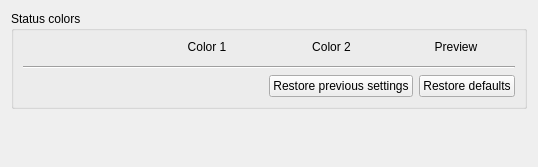
The window that widgets/settings/iconsoptionpage.ui (Martchus/syncthingtray) describes before a commit, drawn with Qt 5.
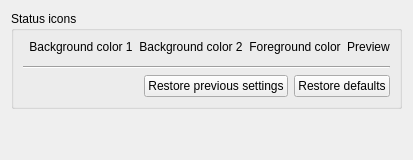
The same window after the commit. Icons and pictures are not drawn.

Commit message: Allow customizing foreground color of status icons

```diff
--- a/widgets/settings/iconsoptionpage.ui
+++ b/widgets/settings/iconsoptionpage.ui
@@ -2,14 +2,6 @@
 <ui version="4.0">
  <class>QtGui::IconsOptionPage</class>
  <widget class="QWidget" name="QtGui::IconsOptionPage">
-  <property name="geometry">
-   <rect>
-    <x>0</x>
-    <y>0</y>
-    <width>538</width>
-    <height>167</height>
-   </rect>
-  </property>
   <property name="windowTitle">
    <string>Icons</string>
   </property>
@@ -21,7 +13,7 @@
    <item>
     <widget class="QGroupBox" name="statusColorsGroupBox">
      <property name="title">
-      <string>Status colors</string>
+      <string>Status icons</string>
      </property>
      <layout class="QVBoxLayout" name="verticalLayout_2">
       <item>
@@ -29,7 +21,7 @@
         <item row="0" column="1">
          <widget class="QLabel" name="color1Label">
           <property name="text">
-           <string>Color 1</string>
+           <string>Background color 1</string>
           </property>
           <property name="alignment">
            <set>Qt::AlignCenter</set>
@@ -39,14 +31,14 @@
         <item row="0" column="2">
          <widget class="QLabel" name="color2Label">
           <property name="text">
-           <string>Color 2</string>
+           <string>Background color 2</string>
           </property>
           <property name="alignment">
            <set>Qt::AlignCenter</set>
           </property>
          </widget>
         </item>
-        <item row="0" column="3">
+        <item row="0" column="4">
          <widget class="QLabel" name="previewLabel">
           <property name="text">
            <string>Preview</string>
@@ -59,6 +51,16 @@
         <item row="1" column="0">
          <widget class="QWidget" name="widget" native="true"/>
         </item>
+        <item row="0" column="3">
+         <widget class="QLabel" name="foregroundColorLabel">
+          <property name="text">
+           <string>Foreground color</string>
+          </property>
+          <property name="alignment">
+           <set>Qt::AlignCenter</set>
+          </property>
+         </widget>
+        </item>
        </layout>
       </item>
       <item>
```
Left out of the diff: 6 changed lines with no effect on the pictures. The commit also changes 4 other files.
